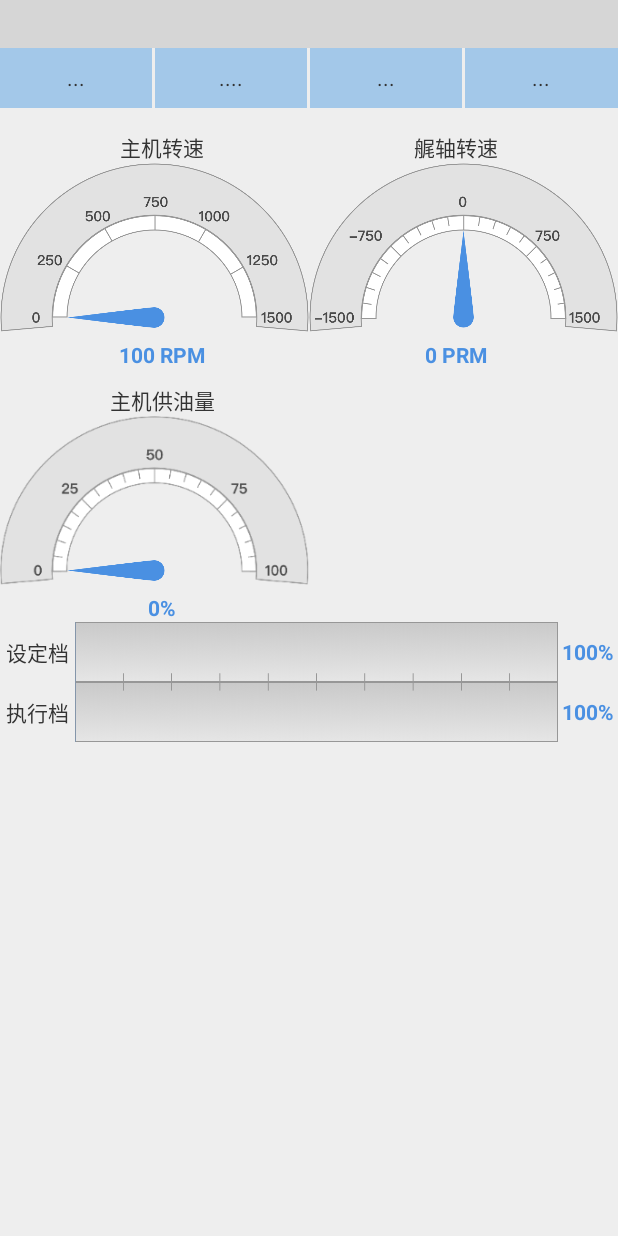
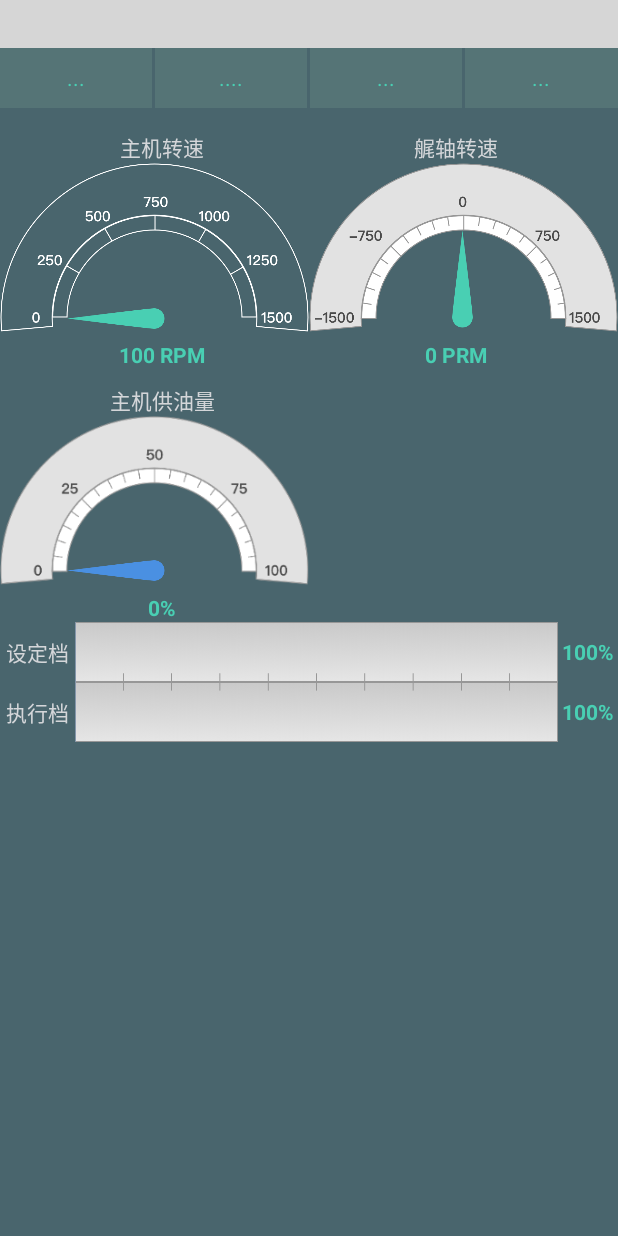
Before and after one commit to qiuh1016/ShipMonitor-A, an Android app: the DetailActivity screen opened directly, with no data from a screen before it, on a phone screen of 412 x 824 dp. Run offline under Robolectric (Android 15) with nearby library versions, the phone set to English and light mode, and no system bars; libraries missing offline, so code that uses them is left out: com.loopj.android, com.qiuhong.qhlibrary, cz.msebera.android; plain views replace QHTitleView; 15 statements that could not run were skipped; grey boxes are pictures that could not be loaded.

Commit message:
改色，loading

```diff
--- a/app/build.gradle
+++ b/app/build.gradle
@@ -33,4 +33,6 @@ dependencies {
     compile 'com.loopj.android:android-async-http:1.4.9'
     compile 'com.kaopiz:kprogresshud:1.0.5'
     testCompile 'junit:junit:4.12'
+
+    compile 'com.victor:lib:1.0.4'
 }
--- a/app/src/main/AndroidManifest.xml
+++ b/app/src/main/AndroidManifest.xml
@@ -31,6 +31,8 @@
         </activity>
         <activity android:name=".DetailActivity">
         </activity>
+        <activity android:name=".TestActivity">
+        </activity>
     </application>
 
 </manifest>
--- a/app/src/main/java/com/cetcme/shipmonitor/Fragment/ShipsFragment.java
+++ b/app/src/main/java/com/cetcme/shipmonitor/Fragment/ShipsFragment.java
@@ -307,8 +307,8 @@ public class ShipsFragment extends Fragment {
 
             view.addView(innerView);
             int backColor = 230;
-            view.setBackgroundColor(Color.rgb(backColor, backColor, backColor));
-
+//            view.setBackgroundColor(Color.rgb(backColor, backColor, backColor));
+            view.setBackgroundColor(getActivity().getResources().getColor(R.color.list_back_color));
             return view;
         }
         //取得给定分组中给定子视图的ID. 该组ID必须在组中是唯一的.必须不同于其他所有ID（分组及子项目的ID）.
--- a/app/src/main/java/com/cetcme/shipmonitor/MainActivity.java
+++ b/app/src/main/java/com/cetcme/shipmonitor/MainActivity.java
@@ -2,6 +2,7 @@ package com.cetcme.shipmonitor;
 
 import android.app.FragmentManager;
 import android.app.FragmentTransaction;
+import android.content.Intent;
 import android.support.v7.app.AppCompatActivity;
 import android.os.Bundle;
 import android.util.Log;
@@ -46,6 +47,8 @@ public class MainActivity extends AppCompatActivity {
             @Override
             public void onRightClick() {
                 Log.i("11", "onRightClick: 111");
+                Intent intent = new Intent(getApplication(), TestActivity.class);
+                startActivity(intent);
             }
         });
     }
--- a/app/src/main/res/layout/activity_detail.xml
+++ b/app/src/main/res/layout/activity_detail.xml
@@ -5,7 +5,7 @@
               android:layout_height="match_parent"
               tools:context=".DetailActivity"
               android:orientation="vertical"
-              android:background="#EEEEEE">
+              android:background="@color/list_back_color">
 
     <!--导航栏-->
     <com.qiuhong.qhlibrary.QHTitleView.QHTitleView
@@ -35,7 +35,7 @@
                     android:layout_weight="1"
                     android:text="..."
                     android:id="@+id/detail_text_1"
-                    android:textColor="@color/text_color"
+                    android:textColor="@color/pointer_color"
                     android:background="@color/detail_label_background"
                     android:textAlignment="center"
                     android:gravity="center"/>
@@ -50,7 +50,7 @@
                     android:layout_weight="1"
                     android:text="...."
                     android:id="@+id/detail_text_2"
-                    android:textColor="@color/text_color"
+                    android:textColor="@color/pointer_color"
                     android:background="@color/detail_label_background"
                     android:textAlignment="center"
                     android:gravity="center"/>
@@ -65,7 +65,7 @@
                     android:layout_weight="1"
                     android:text="..."
                     android:id="@+id/detail_text_3"
-                    android:textColor="@color/text_color"
+                    android:textColor="@color/pointer_color"
                     android:background="@color/detail_label_background"
                     android:textAlignment="center"
                     android:gravity="center"/>
@@ -80,7 +80,7 @@
                     android:layout_weight="1"
                     android:text="..."
                     android:id="@+id/detail_text_4"
-                    android:textColor="@color/text_color"
+                    android:textColor="@color/pointer_color"
                     android:background="@color/detail_label_background"
                     android:textAlignment="center"
                     android:gravity="center"/>
@@ -136,12 +136,12 @@
                         android:layout_height="200dp"
                         android:layout_weight="1"
                         android:id="@+id/frame_1"
-                        android:background="@drawable/pic_yibiao_0_1500">
+                        android:background="@drawable/pic_yibiao_0_1500_no">
 
                         <TextView
                             android:layout_width="match_parent"
                             android:layout_height="match_parent"
-                            android:background="@drawable/pic_main_speed_point"
+                            android:background="@drawable/pic_main_speed_point_green"
                             android:id="@+id/imageView_point"/>
 
                     </FrameLayout>
@@ -157,7 +157,7 @@
                         <TextView
                             android:layout_width="match_parent"
                             android:layout_height="match_parent"
-                            android:background="@drawable/pic_main_speed_point"
+                            android:background="@drawable/pic_main_speed_point_green"
                             android:id="@+id/imageView_point_2"/>
 
                     </FrameLayout>
--- a/app/src/main/res/layout/activity_main.xml
+++ b/app/src/main/res/layout/activity_main.xml
@@ -40,9 +40,9 @@
             android:id="@+id/bottom_navigation_bar"
             app:bnbMode="mode_fixed"
             app:bnbBackgroundStyle="background_style_static"
-            app:bnbActiveColor="@color/tab_text_selected"
-            app:bnbInactiveColor="#6b6b6b"
-            app:bnbBackgroundColor="#EEEEEE"/>
+            app:bnbActiveColor="#20D8BF"
+            app:bnbInactiveColor="#AAAAAA"
+            app:bnbBackgroundColor="@color/tab_text_selected"/>
 
 
     </LinearLayout>
--- a/app/src/main/res/layout/fragment_info.xml
+++ b/app/src/main/res/layout/fragment_info.xml
@@ -2,6 +2,7 @@
              xmlns:tools="http://schemas.android.com/tools"
              android:layout_width="match_parent"
              android:layout_height="match_parent"
+             android:background="@color/list_back_color"
              tools:context="com.cetcme.shipmonitor.Fragment.InfoFragment"
     android:descendantFocusability="blocksDescendants">
 
--- a/app/src/main/res/layout/fragment_list.xml
+++ b/app/src/main/res/layout/fragment_list.xml
@@ -2,6 +2,7 @@
              xmlns:tools="http://schemas.android.com/tools"
              android:layout_width="match_parent"
              android:layout_height="match_parent"
+             android:background="@color/list_back_color"
              tools:context=".Fragment.ListFragment">
 
     <!-- TODO: Update blank fragment layout -->
--- a/app/src/main/res/layout/fragment_setting.xml
+++ b/app/src/main/res/layout/fragment_setting.xml
@@ -2,6 +2,7 @@
              xmlns:tools="http://schemas.android.com/tools"
              android:layout_width="match_parent"
              android:layout_height="match_parent"
+              android:background="@color/list_back_color"
              tools:context=".Fragment.SettingFragment"
              android:orientation="vertical">
 
--- a/app/src/main/res/layout/fragment_ships.xml
+++ b/app/src/main/res/layout/fragment_ships.xml
@@ -2,12 +2,14 @@
              xmlns:tools="http://schemas.android.com/tools"
              android:layout_width="match_parent"
              android:layout_height="match_parent"
+             android:background="@color/list_back_color"
              tools:context="com.cetcme.shipmonitor.Fragment.ShipsFragment">
 
     <!-- TODO: Update blank fragment layout -->
     <ExpandableListView android:id="@+id/list"
                         android:layout_width="match_parent"
                         android:layout_height="wrap_content"
-                        android:layout_margin="10dp"/>
+                        android:layout_margin="10dp"
+        android:background="@color/list_back_color"/>
 
 </FrameLayout>
--- a/app/src/main/res/layout/info_list_cell.xml
+++ b/app/src/main/res/layout/info_list_cell.xml
@@ -8,7 +8,8 @@
     android:paddingTop="16dp"
     android:paddingBottom="16dp"
     android:paddingLeft="12dp"
-    android:paddingRight="12dp">
+    android:paddingRight="12dp"
+    android:background="@color/list_back_color">
 
     <TextView
         android:layout_height="wrap_content"
--- a/app/src/main/res/values/colors.xml
+++ b/app/src/main/res/values/colors.xml
@@ -5,13 +5,28 @@
     <color name="colorAccent">#FF4081</color>
     <color name="littleGray">#EEEEEE</color>
 
-    <color name="main_color">#059cd4</color>
-    <color name="tab_text_selected">#303F9F</color>
+    <!--<color name="main_color">#059cd4</color>  -->
+    <!--<color name="tab_text_selected">#303F9F</color>-->
+    <!--<color name="list_back_color">#EEEEEE</color>-->
+    <color name="main_color">#445D60</color>
+    <color name="tab_text_selected">#445D60</color>
+
+    <color name="list_back_color">#49656D</color>
+
+
     <color name="tab_text_normal">#696969</color>
     <color name="border_clo">#ccc</color>
 
-    <color name="detail_label_background">#A3C8E9</color>
+    <!--<color name="detail_label_background">#A3C8E9</color>-->
+    <color name="detail_label_background">#44759D8F</color>
+    <!--<color name="text_color">#333333</color>-->
+    <color name="text_color">#D4D6D9</color>
 
-    <color name="text_color">#333333</color>
-    <color name="pointer_color">#4A90E2</color>
+    <!--<color name="pointer_color">#4A90E2</color>   -->
+    <color name="pointer_color">#49CFB3</color>
+
+<!--loading-->
+    <color name="book_loading_background">#49656D</color>
+    <color name="book_loading_book">#ffffffff</color>
+    <color name="book_loading_page">#49656D</color>
 </resources>
```
Also changed, not shown: app/src/main/java/com/cetcme/shipmonitor/TestActivity.java (added, +30 -0 lines), app/src/main/res/layout/activity_test.xml (added, +36 -0 lines), app/src/main/res/drawable-hdpi/pic_main_speed_point_green.png (added), app/src/main/res/drawable-hdpi/pic_yibiao_0_1500_no.png (added), app/src/main/res/drawable-hdpi/pic_yibiao_0_1500_white.png (added), 1 other file.
